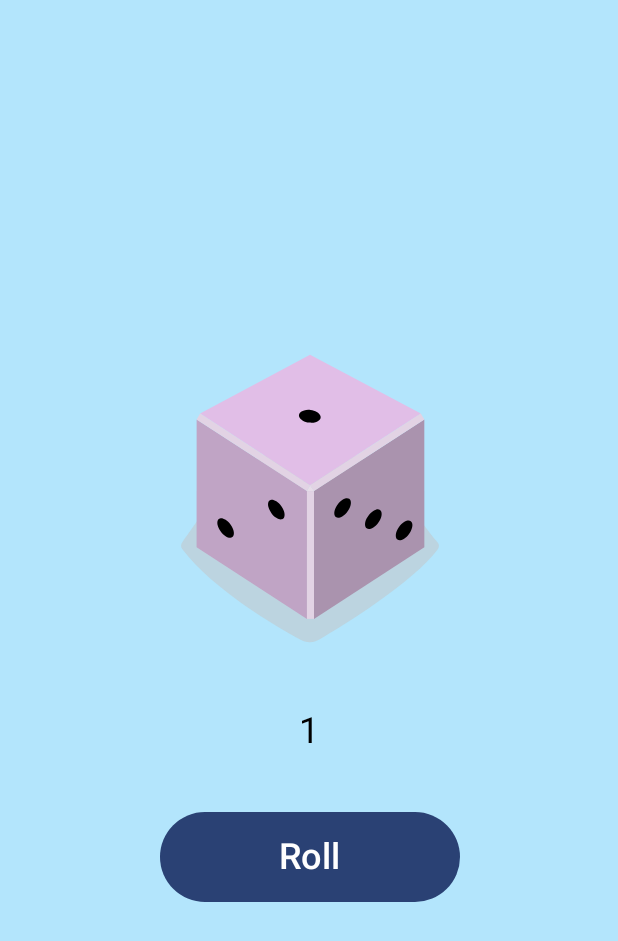
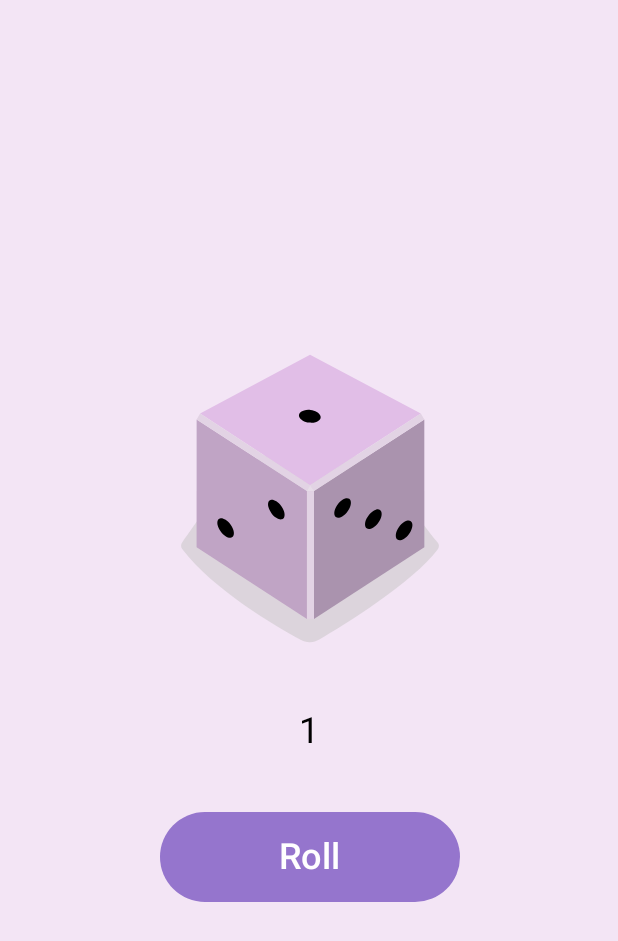
Before and after one commit to morisab/tugas-ppb, an Android app built with Jetpack Compose: the screen it shows after launch (MainActivity), on a phone screen of 412 x 824 dp. Shown: the top 941 px of the screen. Run offline under Robolectric (Android 15) with nearby library versions, the phone set to English and light mode, and no system bars.

Commit message:
feat: small visual improvement

```diff
--- a/3. Dice Roller/app/src/main/java/com/example/diceroller/MainActivity.kt
+++ b/3. Dice Roller/app/src/main/java/com/example/diceroller/MainActivity.kt
@@ -7,6 +7,7 @@ import androidx.compose.foundation.Image
 import androidx.compose.foundation.background
 import androidx.compose.foundation.layout.*
 import androidx.compose.material3.Button
+import androidx.compose.material3.ButtonDefaults
 import androidx.compose.material3.Text
 import androidx.compose.runtime.*
 import androidx.compose.ui.Alignment
@@ -55,7 +56,7 @@ fun DiceWithButtonAndImage(modifier: Modifier = Modifier) {
     Column(
         modifier = Modifier
             .fillMaxSize()
-            .background(Color(0xFFB3E5FC))
+            .background(Color(0xFFF3E5F5))
             .wrapContentSize(Alignment.Center),
         horizontalAlignment = Alignment.CenterHorizontally
     ) {
@@ -88,10 +89,14 @@ fun DiceWithButtonAndImage(modifier: Modifier = Modifier) {
             modifier = Modifier
                 .padding(16.dp)
                 .size(width = 200.dp, height = 60.dp),
-            enabled = !isRolling
+            enabled = !isRolling,
+            colors = ButtonDefaults.buttonColors(
+                containerColor = Color(0xFF9575CD),
+                contentColor = Color.White
+            )
         ) {
             Text(
-                text = if (isRolling) "Rolling..." else stringResource(R.string.roll),
+                text = if (isRolling) stringResource(R.string.rolling) else stringResource(R.string.roll),
                 fontSize = 24.sp
             )
         }
--- a/3. Dice Roller/app/src/main/res/values/strings.xml
+++ b/3. Dice Roller/app/src/main/res/values/strings.xml
@@ -1,4 +1,5 @@
 <resources>
     <string name="app_name">Dice Roller</string>
     <string name="roll">Roll</string>
+    <string name="rolling">"Rolling..."</string>
 </resources>
```
